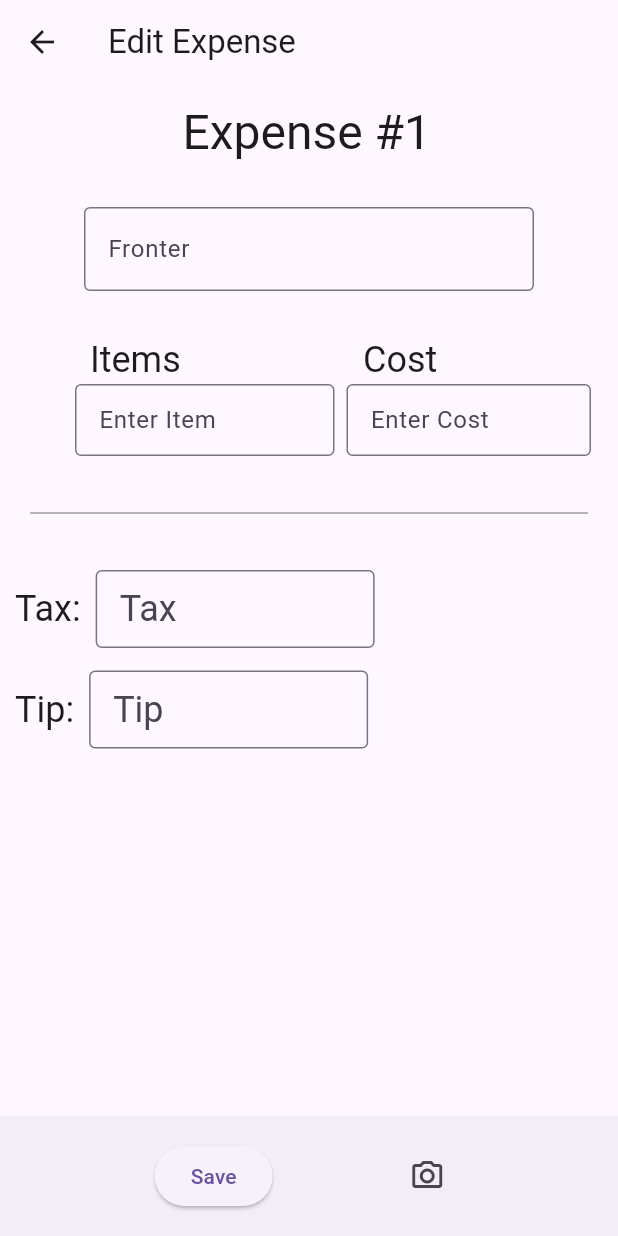
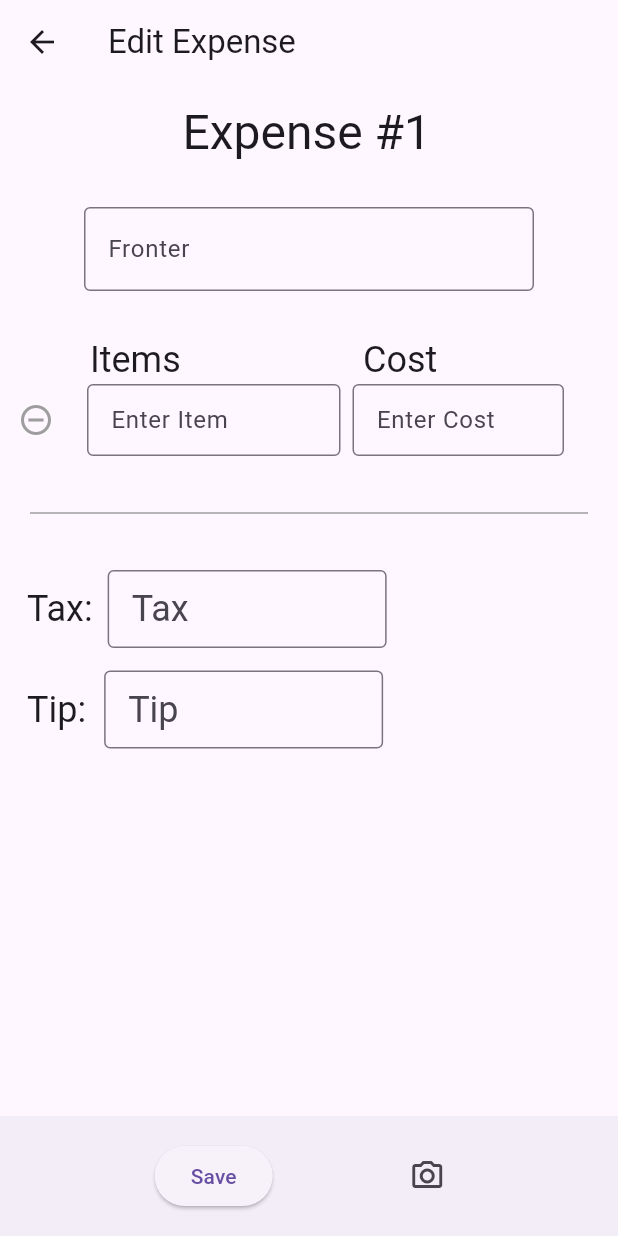
Before and after one commit to bradhu25/QuirkyQuarters, a Flutter app: the EditExpenseRoute screen opened directly, on a phone screen of 412 x 824 dp. Run offline on Flutter 3.47's test engine with Material 3 defaults, Android fonts, the phone set to English and light mode, and no system bars; our stand-ins replace camera, cloud_firestore, firebase_core, image_picker, permission_handler; accounts and stored records are empty.

Commit message:
replaced sizedBox placeholder with greyed out remove button on new entry line + alignement stuff

```diff
--- a/lib/screens/edit_expense.dart
+++ b/lib/screens/edit_expense.dart
@@ -284,7 +284,7 @@ Widget build(BuildContext context) {
                             Expanded(
                               flex: 2,
                               child: Padding(
-                                padding: const EdgeInsets.only(right: 18.0),
+                                padding: const EdgeInsets.only(right: 36.0),
                                 child: TextField(
                                   keyboardType: TextInputType.number,
                                   decoration: InputDecoration(
@@ -305,7 +305,11 @@ Widget build(BuildContext context) {
                 ],
                 Row(
                   children: [
-                    SizedBox(width: 50), // remove-button-spaceholder for auto new entry line
+                    IconButton(
+                      icon: Icon(Icons.remove_circle_outline, color: Colors.grey),
+                      onPressed: null,
+                    ),
+                    SizedBox(width: 10),
                     Expanded(
                       child: Row(
                         crossAxisAlignment: CrossAxisAlignment.center,
@@ -329,7 +333,7 @@ Widget build(BuildContext context) {
                           Expanded(
                             flex: 2,
                             child: Padding(
-                              padding: const EdgeInsets.only(right: 18.0),
+                              padding: const EdgeInsets.only(right: 36.0),
                               child: TextField(
                                 keyboardType: TextInputType.number,
                                 decoration: InputDecoration(
@@ -357,7 +361,7 @@ Widget build(BuildContext context) {
                 ),
                 SizedBox(height: 30),
                 Padding(
-                  padding: const EdgeInsets.symmetric(horizontal: 10), // Keep padding for overall alignment
+                  padding: const EdgeInsets.symmetric(horizontal: 18), // Keep padding for overall alignment
                   child: Column(
                     crossAxisAlignment: CrossAxisAlignment.start,
                     children: [
@@ -388,7 +392,7 @@ Widget build(BuildContext context) {
                         mainAxisAlignment: MainAxisAlignment.start,
                         children: [
                           Text("Tip:", style: Theme.of(context).textTheme.headlineSmall),
-                          SizedBox(width: 10), // Space between label and field
+                          SizedBox(width: 12), // Space between label and field
                           Flexible(
                             child: Container(
                               width: MediaQuery.of(context).size.width / 2 - 20, // Half the screen width minus padding
```
